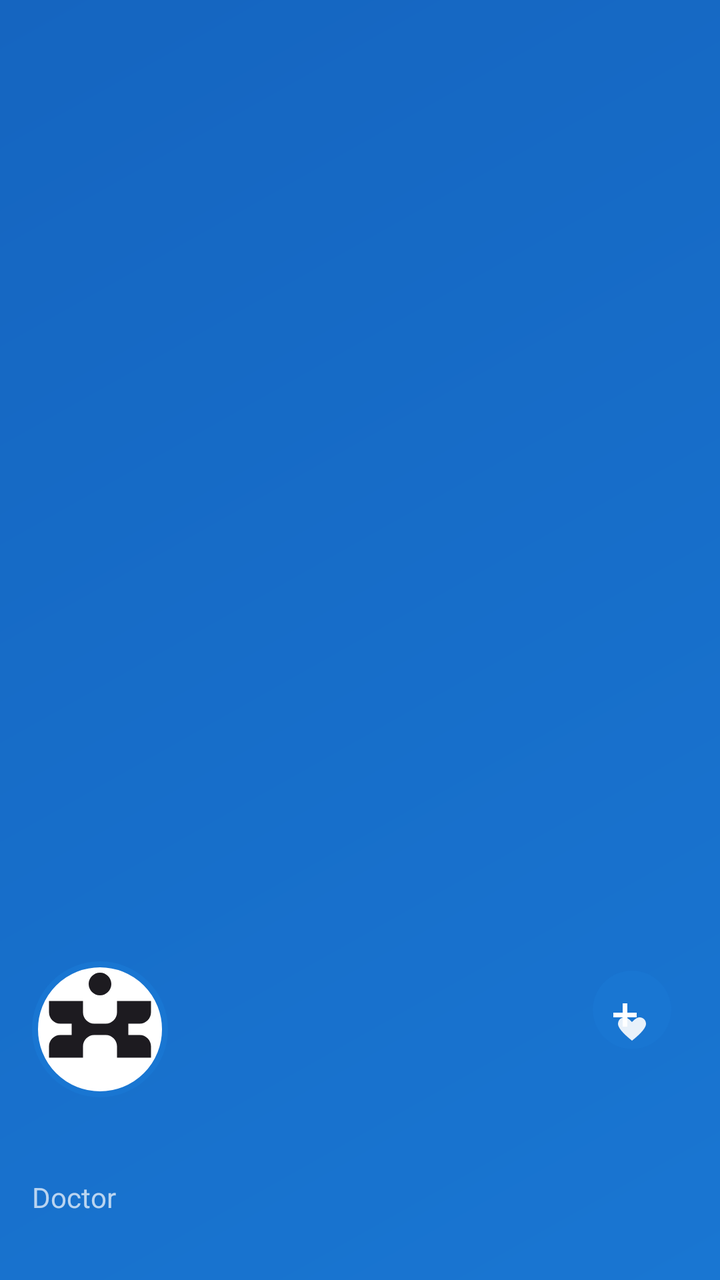
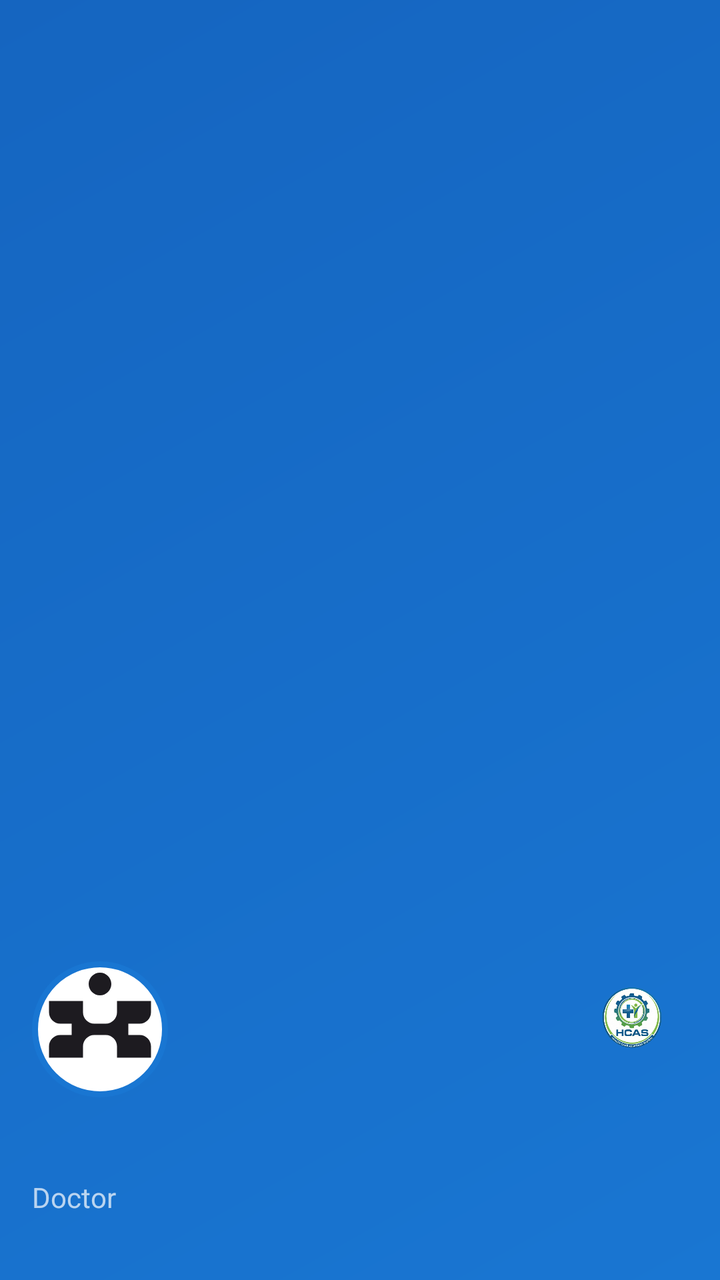

The first picture is an Android layout as it rendered before a commit; the second is the same layout after the commit. The layout source and the unified diff follow.
<!-- AndroidManifest.xml: application theme Theme.H_CAS -->
<!-- res/layout/nav_header_doctor.xml -->
<?xml version="1.0" encoding="utf-8"?>
<LinearLayout xmlns:android="http://schemas.android.com/apk/res/android"
    xmlns:app="http://schemas.android.com/apk/res-auto"
    android:layout_width="match_parent"
    android:layout_height="200dp"
    android:background="@drawable/nav_header_background"
    android:gravity="bottom"
    android:orientation="vertical"
    android:padding="16dp">

    
    <RelativeLayout
        android:layout_width="match_parent"
        android:layout_height="wrap_content"
        android:layout_marginBottom="16dp">

        
        <LinearLayout
            android:id="@+id/profileSection"
            android:layout_width="wrap_content"
            android:layout_height="wrap_content"
            android:orientation="vertical"
            android:gravity="start"
            android:layout_alignParentStart="true">

            
            <ImageView
                android:id="@+id/doctorAvatarImageView"
                android:layout_width="68dp"
                android:layout_height="68dp"
                android:layout_marginBottom="12dp"
                android:src="@drawable/ic_doctor_avatar"
                android:background="@drawable/doctor_avatar_background"
                android:scaleType="centerCrop" />

            
            <TextView
                android:id="@+id/doctorNameTextView"
                android:layout_width="wrap_content"
                android:layout_height="wrap_content"
                android:text=""
                android:textColor="@color/white"
                android:textSize="18sp"
                android:textStyle="bold"
                android:letterSpacing="0.02" />

            <TextView
                android:id="@+id/doctorRoleTextView"
                android:layout_width="wrap_content"
                android:layout_height="wrap_content"
                android:layout_marginTop="4dp"
                android:text="Doctor"
                android:textColor="@color/nav_header_subtitle"
                android:textSize="14sp" />

        </LinearLayout>

        
        <ImageView
            android:layout_width="56dp"
            android:layout_height="56dp"
            android:layout_alignParentEnd="true"
            android:layout_alignTop="@id/profileSection"
            android:layout_marginEnd="0dp"
            android:layout_marginTop="0dp"
            android:contentDescription="HCAS Logo"
            android:scaleType="fitCenter"
            android:src="@drawable/ic_hcas_logo" />

    </RelativeLayout>

</LinearLayout>
<!-- resources referenced by this layout -->
<resources>
  <color name="nav_header_subtitle">#B3FFFFFF</color>
  <color name="white">#FFFFFFFF</color>
  <!-- drawable doctor_avatar_background (drawable) -->
  <?xml version="1.0" encoding="utf-8"?>
  <shape xmlns:android="http://schemas.android.com/apk/res/android"
      android:shape="oval">
      
      <solid android:color="@color/white" />
      
      <stroke
          android:width="3dp"
          android:color="@color/primary_blue" />
          
  </shape>
  <!-- drawable ic_doctor_avatar (drawable) -->
  <vector xmlns:android="http://schemas.android.com/apk/res/android"
      android:width="24dp"
      android:height="24dp"
      android:viewportWidth="24"
      android:viewportHeight="24"
      android:tint="?attr/colorOnSurface">
    <path
        android:fillColor="@android:color/white"
        android:pathData="M12,2C13.1,2 14,2.9 14,4C14,5.1 13.1,6 12,6C10.9,6 10,5.1 10,4C10,2.9 10.9,2 12,2ZM21,9V7L15,7V9C15,10.1 14.1,11 13,11H11C9.9,11 9,10.1 9,9V7H3V9C3,10.1 3.9,11 5,11H7V13H5C3.9,13 3,13.9 3,15V17H9V15C9,13.9 9.9,13 11,13H13C14.1,13 15,13.9 15,15V17H21V15C21,13.9 20.1,13 19,13H17V11H19C20.1,11 21,10.1 21,9Z"/>
  </vector>
  <!-- drawable ic_hcas_logo (drawable) -->
  <?xml version="1.0" encoding="utf-8"?>
  <vector xmlns:android="http://schemas.android.com/apk/res/android"
      android:width="120dp"
      android:height="120dp"
      android:viewportWidth="120"
      android:viewportHeight="120">
      
      
      <path
          android:fillColor="#1976D2"
          android:pathData="M60,10 C83.196,10 102,28.804 102,52 C102,75.196 83.196,94 60,94 C36.804,94 18,75.196 18,52 C18,28.804 36.804,10 60,10 Z" />
      
      
      <path
          android:fillColor="#FFFFFF"
          android:pathData="M50,45 L50,55 L40,55 L40,60 L50,60 L50,70 L55,70 L55,60 L65,60 L65,55 L55,55 L55,45 L50,45 Z" />
      
      
      <path
          android:fillColor="#FFFFFF"
          android:fillAlpha="0.9"
          android:pathData="M60,65 C58,63 55,60 52,60 C48,60 45,63 45,67 C45,71 50,77 60,85 C70,77 75,71 75,67 C75,63 72,60 68,60 C65,60 62,63 60,65 Z" />
      
  </vector>
  <!-- drawable nav_header_background (drawable) -->
  <?xml version="1.0" encoding="utf-8"?>
  <shape xmlns:android="http://schemas.android.com/apk/res/android"
      android:shape="rectangle">
      
      <gradient
          android:startColor="@color/primary_blue"
          android:endColor="@color/primary_blue_dark"
          android:angle="135" />
          
  </shape>
  <style name="Theme.H_CAS" parent="Base.Theme.H_CAS" />
  <color name="primary_blue">#1976D2</color>
  <color name="primary_blue_dark">#1565C0</color>
  <style name="Base.Theme.H_CAS" parent="Theme.Material3.DayNight.NoActionBar">
          
          
      </style>
</resources>

<!-- the commit's change to res/layout/nav_header_doctor.xml (unified diff, before → after) -->
@@ -65,7 +65,7 @@
             android:layout_marginTop="0dp"
             android:contentDescription="HCAS Logo"
             android:scaleType="fitCenter"
-            android:src="@drawable/ic_hcas_logo" />
+            android:src="@drawable/hcas_logo" />
 
     </RelativeLayout>
 
<!-- resource entries referenced after the edit -->
@@ -14,6 +14,7 @@
           android:color="@color/primary_blue" />
           
   </shape>
+  <!-- drawable hcas_logo: png bitmap (drawable, 219945 bytes) -->
   <!-- drawable ic_doctor_avatar (drawable) -->
   <vector xmlns:android="http://schemas.android.com/apk/res/android"
       android:width="24dp"
@@ -24,31 +25,6 @@
     <path
         android:fillColor="@android:color/white"
         android:pathData="M12,2C13.1,2 14,2.9 14,4C14,5.1 13.1,6 12,6C10.9,6 10,5.1 10,4C10,2.9 10.9,2 12,2ZM21,9V7L15,7V9C15,10.1 14.1,11 13,11H11C9.9,11 9,10.1 9,9V7H3V9C3,10.1 3.9,11 5,11H7V13H5C3.9,13 3,13.9 3,15V17H9V15C9,13.9 9.9,13 11,13H13C14.1,13 15,13.9 15,15V17H21V15C21,13.9 20.1,13 19,13H17V11H19C20.1,11 21,10.1 21,9Z"/>
-  </vector>
-  <!-- drawable ic_hcas_logo (drawable) -->
-  <?xml version="1.0" encoding="utf-8"?>
-  <vector xmlns:android="http://schemas.android.com/apk/res/android"
-      android:width="120dp"
-      android:height="120dp"
-      android:viewportWidth="120"
-      android:viewportHeight="120">
-      
-      
-      <path
-          android:fillColor="#1976D2"
-          android:pathData="M60,10 C83.196,10 102,28.804 102,52 C102,75.196 83.196,94 60,94 C36.804,94 18,75.196 18,52 C18,28.804 36.804,10 60,10 Z" />
-      
-      
-      <path
-          android:fillColor="#FFFFFF"
-          android:pathData="M50,45 L50,55 L40,55 L40,60 L50,60 L50,70 L55,70 L55,60 L65,60 L65,55 L55,55 L55,45 L50,45 Z" />
-      
-      
-      <path
-          android:fillColor="#FFFFFF"
-          android:fillAlpha="0.9"
-          android:pathData="M60,65 C58,63 55,60 52,60 C48,60 45,63 45,67 C45,71 50,77 60,85 C70,77 75,71 75,67 C75,63 72,60 68,60 C65,60 62,63 60,65 Z" />
-      
   </vector>
   <!-- drawable nav_header_background (drawable) -->
   <?xml version="1.0" encoding="utf-8"?>
